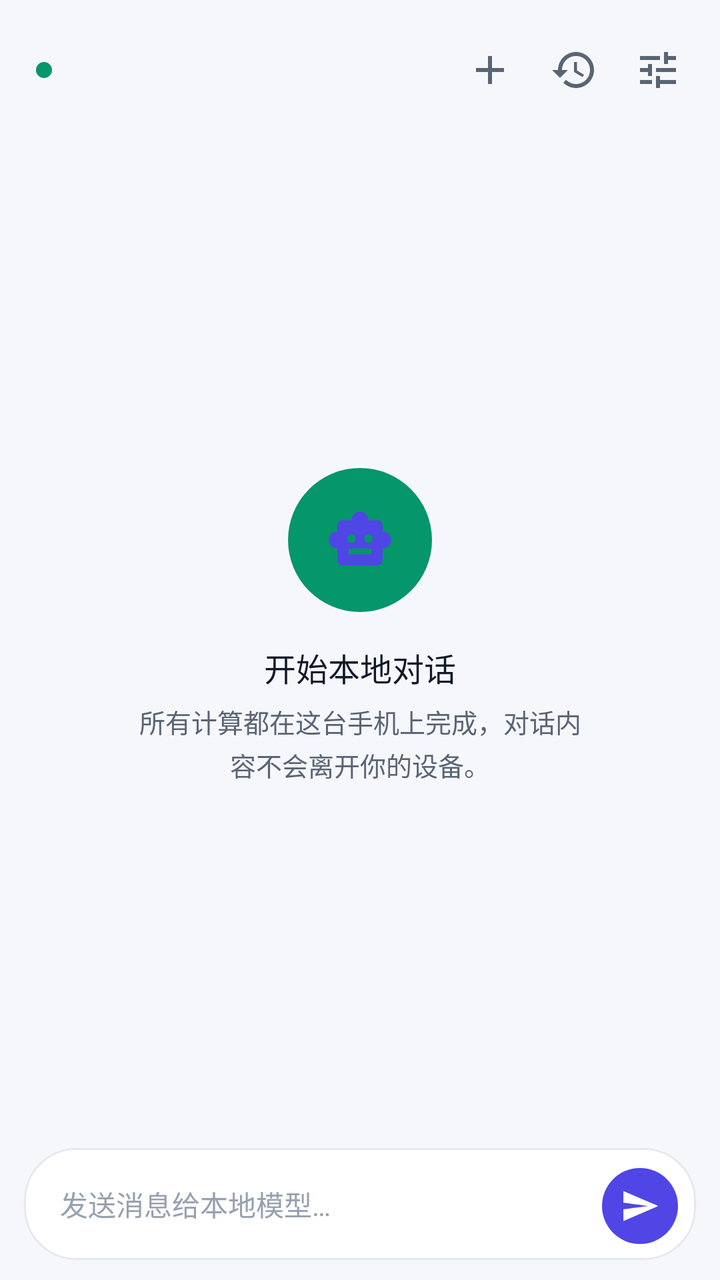
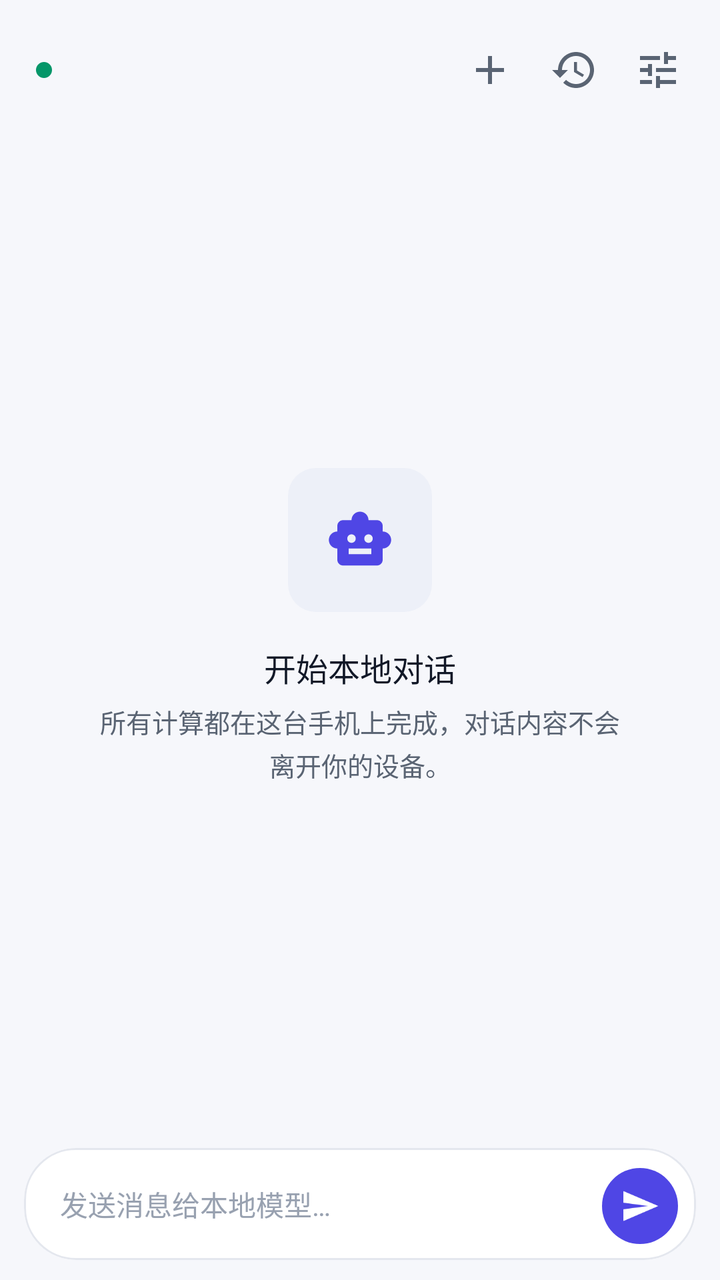

Two renders of the same Android screen: before a commit and after it. Below are the layout's source before the change and the commit's diff.
<!-- AndroidManifest.xml: application theme Theme.LocalAI -->
<!-- res/layout/fragment_chat.xml -->
<?xml version="1.0" encoding="utf-8"?>
<LinearLayout xmlns:android="http://schemas.android.com/apk/res/android"
    xmlns:app="http://schemas.android.com/apk/res-auto"
    android:layout_width="match_parent"
    android:layout_height="match_parent"
    android:orientation="vertical">

    
    <LinearLayout
        android:layout_width="match_parent"
        android:layout_height="wrap_content"
        android:orientation="horizontal"
        android:gravity="center_vertical"
        android:paddingStart="@dimen/pad_screen"
        android:paddingEnd="10dp"
        android:paddingTop="14dp">

        <View
            android:id="@+id/status_dot"
            android:layout_width="8dp"
            android:layout_height="8dp"
            android:background="@drawable/bg_dot" />

        <TextView
            android:id="@+id/text_model"
            style="@style/Text.App.ItemTitle"
            android:layout_width="0dp"
            android:layout_weight="1"
            android:layout_height="wrap_content"
            android:layout_marginStart="8dp"
            android:maxLines="2"
            android:ellipsize="end" />

        <ImageButton
            android:id="@+id/btn_new"
            android:layout_width="42dp"
            android:layout_height="42dp"
            android:background="?attr/selectableItemBackgroundBorderless"
            android:src="@drawable/ic_add"
            app:tint="@color/text_secondary"
            android:contentDescription="@string/action_new_conversation" />

        <ImageButton
            android:id="@+id/btn_history"
            android:layout_width="42dp"
            android:layout_height="42dp"
            android:background="?attr/selectableItemBackgroundBorderless"
            android:src="@drawable/ic_history"
            app:tint="@color/text_secondary"
            android:contentDescription="@string/history_title" />

        <ImageButton
            android:id="@+id/btn_switch"
            android:layout_width="42dp"
            android:layout_height="42dp"
            android:background="?attr/selectableItemBackgroundBorderless"
            android:src="@drawable/ic_tune"
            app:tint="@color/text_secondary"
            android:contentDescription="@string/picker_title" />
    </LinearLayout>

    
    <FrameLayout
        android:layout_width="match_parent"
        android:layout_height="0dp"
        android:layout_weight="1">

        <androidx.recyclerview.widget.RecyclerView
            android:id="@+id/messages"
            android:layout_width="match_parent"
            android:layout_height="match_parent"
            android:clipToPadding="false"
            android:paddingBottom="8dp" />

        <LinearLayout
            android:id="@+id/empty_wrap"
            android:layout_width="wrap_content"
            android:layout_height="wrap_content"
            android:layout_gravity="center"
            android:orientation="vertical"
            android:gravity="center"
            android:padding="24dp">

            <FrameLayout
                android:layout_width="72dp"
                android:layout_height="72dp">

                <View
                    android:layout_width="match_parent"
                    android:layout_height="match_parent"
                    android:background="@drawable/bg_dot" />

                <ImageView
                    android:layout_width="34dp"
                    android:layout_height="34dp"
                    android:layout_gravity="center"
                    android:src="@drawable/ic_robot"
                    app:tint="@color/md_primary" />
            </FrameLayout>

            <TextView
                style="@style/Text.App.Section"
                android:layout_width="wrap_content"
                android:layout_height="wrap_content"
                android:layout_marginTop="16dp"
                android:text="@string/chat_empty_title" />

            <TextView
                style="@style/Text.App.BodySec"
                android:layout_width="230dp"
                android:layout_height="wrap_content"
                android:gravity="center"
                android:layout_marginTop="6dp"
                android:text="@string/chat_empty_sub" />
        </LinearLayout>
    </FrameLayout>

    
    <com.google.android.material.card.MaterialCardView
        android:layout_width="match_parent"
        android:layout_height="wrap_content"
        android:layout_marginStart="12dp"
        android:layout_marginEnd="12dp"
        android:layout_marginBottom="10dp"
        android:layout_marginTop="4dp"
        app:cardCornerRadius="26dp">

        <LinearLayout
            android:layout_width="match_parent"
            android:layout_height="wrap_content"
            android:orientation="horizontal"
            android:gravity="bottom"
            android:paddingStart="18dp"
            android:paddingEnd="6dp"
            android:paddingTop="5dp"
            android:paddingBottom="5dp">

            <EditText
                android:id="@+id/input"
                style="@style/Text.App.Body"
                android:layout_width="0dp"
                android:layout_weight="1"
                android:layout_height="wrap_content"
                android:minHeight="46dp"
                android:maxLines="4"
                android:background="@null"
                android:hint="@string/chat_input_hint"
                android:textColorHint="@color/text_tertiary"
                android:inputType="textMultiLine|textCapSentences"
                android:imeOptions="actionNone" />

            <FrameLayout
                android:layout_width="44dp"
                android:layout_height="44dp">

                <com.google.android.material.button.MaterialButton
                    android:id="@+id/btn_send"
                    style="@style/Widget.Material3.Button.IconButton.Filled"
                    android:layout_width="38dp"
                    android:layout_height="38dp"
                    android:layout_gravity="center"
                    app:icon="@drawable/ic_send"
                    app:iconGravity="textStart"
                    app:iconPadding="0dp"
                    android:insetLeft="0dp"
                    android:insetRight="0dp"
                    android:insetTop="0dp"
                    android:insetBottom="0dp"
                    android:contentDescription="@string/action_send" />
            </FrameLayout>
        </LinearLayout>
    </com.google.android.material.card.MaterialCardView>

</LinearLayout>
<!-- resources referenced by this layout -->
<resources>
  <color name="md_primary">#4F46E5</color>
  <color name="text_secondary">#5A6473</color>
  <color name="text_tertiary">#98A1B0</color>
  <dimen name="pad_screen">18dp</dimen>
  <!-- drawable bg_dot (drawable) -->
  <?xml version="1.0" encoding="utf-8"?>
  <shape xmlns:android="http://schemas.android.com/apk/res/android" android:shape="oval">
      <solid android:color="@color/status_success" />
      <size android:width="8dp" android:height="8dp" />
  </shape>
  <string name="action_new_conversation">新建会话</string>
  <string name="action_send">发送消息</string>
  <string name="chat_empty_sub">所有计算都在这台手机上完成，对话内容不会离开你的设备。</string>
  <string name="chat_empty_title">开始本地对话</string>
  <string name="chat_input_hint">发送消息给本地模型…</string>
  <string name="history_title">会话历史</string>
  <string name="picker_title">切换模型</string>
  <style name="Text.App.Body" parent="android:TextAppearance">
          <item name="android:textSize">14sp</item>
          <item name="android:textColor">@color/text_primary</item>
          <item name="android:lineSpacingExtra">4sp</item>
      </style>
  <style name="Text.App.BodySec" parent="android:TextAppearance">
          <item name="android:textSize">13sp</item>
          <item name="android:textColor">@color/text_secondary</item>
          <item name="android:lineSpacingExtra">3sp</item>
      </style>
  <style name="Text.App.ItemTitle" parent="android:TextAppearance">
          <item name="android:textSize">14sp</item>
          <item name="android:fontFamily">sans-serif-medium</item>
          <item name="android:textColor">@color/text_primary</item>
          <item name="android:maxLines">1</item>
          <item name="android:ellipsize">end</item>
      </style>
  <style name="Text.App.Section" parent="android:TextAppearance">
          <item name="android:textSize">16sp</item>
          <item name="android:fontFamily">sans-serif-medium</item>
          <item name="android:textColor">@color/text_primary</item>
      </style>
  <color name="status_success">#059669</color>
  <color name="text_primary">#111827</color>
  <color name="md_on_primary">#FFFFFF</color>
  <color name="md_primary_container">#E0E7FF</color>
  <color name="md_on_primary_container">#1E1B4B</color>
  <color name="md_secondary">#0D9488</color>
  <color name="md_on_secondary">#FFFFFF</color>
  <color name="md_secondary_container">#CCFBF1</color>
  <color name="md_on_secondary_container">#042F2E</color>
  <color name="md_tertiary">#D97706</color>
  <color name="md_on_tertiary">#FFFFFF</color>
  <color name="md_tertiary_container">#FEF3C7</color>
  <color name="md_on_tertiary_container">#78350F</color>
  <color name="surface">#FFFFFF</color>
  <color name="on_surface">#111827</color>
  <color name="surface_variant">#EDF0F8</color>
  <color name="on_surface_variant">#5A6473</color>
  <color name="outline">#E4E7EE</color>
  <color name="status_danger">#DC2626</color>
  <color name="app_background">#F6F7FB</color>
  <style name="Widget.App.Chip" parent="Widget.Material3.Chip.Filter">
          <item name="android:textSize">12sp</item>
          <item name="chipMinHeight">30dp</item>
          <item name="chipStartPadding">12dp</item>
          <item name="chipEndPadding">12dp</item>
          <item name="checkedIconVisible">false</item>
      </style>
  <style name="Widget.App.NavIndicator" parent="Widget.Material3.BottomNavigationView.ActiveIndicator">
          <item name="android:color">?attr/colorPrimaryContainer</item>
      </style>
  <dimen name="radius_card">18dp</dimen>
  <!-- unchanged entries left out for length: 8 -->
</resources>

<!-- the commit's change to res/layout/fragment_chat.xml (unified diff, before → after) -->
@@ -88,7 +88,7 @@
                 <View
                     android:layout_width="match_parent"
                     android:layout_height="match_parent"
-                    android:background="@drawable/bg_dot" />
+                    android:background="@drawable/bg_soft_box" />
 
                 <ImageView
                     android:layout_width="34dp"
@@ -107,8 +107,9 @@
 
             <TextView
                 style="@style/Text.App.BodySec"
-                android:layout_width="230dp"
+                android:layout_width="wrap_content"
                 android:layout_height="wrap_content"
+                android:maxWidth="260dp"
                 android:gravity="center"
                 android:layout_marginTop="6dp"
                 android:text="@string/chat_empty_sub" />
@@ -147,7 +148,8 @@
                 android:hint="@string/chat_input_hint"
                 android:textColorHint="@color/text_tertiary"
                 android:inputType="textMultiLine|textCapSentences"
-                android:imeOptions="actionNone" />
+                android:imeOptions="actionNone"
+                android:importantForAutofill="no" />
 
             <FrameLayout
                 android:layout_width="44dp"
<!-- resource entries referenced after the edit -->
@@ -9,6 +9,12 @@
   <shape xmlns:android="http://schemas.android.com/apk/res/android" android:shape="oval">
       <solid android:color="@color/status_success" />
       <size android:width="8dp" android:height="8dp" />
+  </shape>
+  <!-- drawable bg_soft_box (drawable) -->
+  <?xml version="1.0" encoding="utf-8"?>
+  <shape xmlns:android="http://schemas.android.com/apk/res/android" android:shape="rectangle">
+      <solid android:color="?attr/colorSurfaceVariant" />
+      <corners android:radius="14dp" />
   </shape>
   <string name="action_new_conversation">新建会话</string>
   <string name="action_send">发送消息</string>
